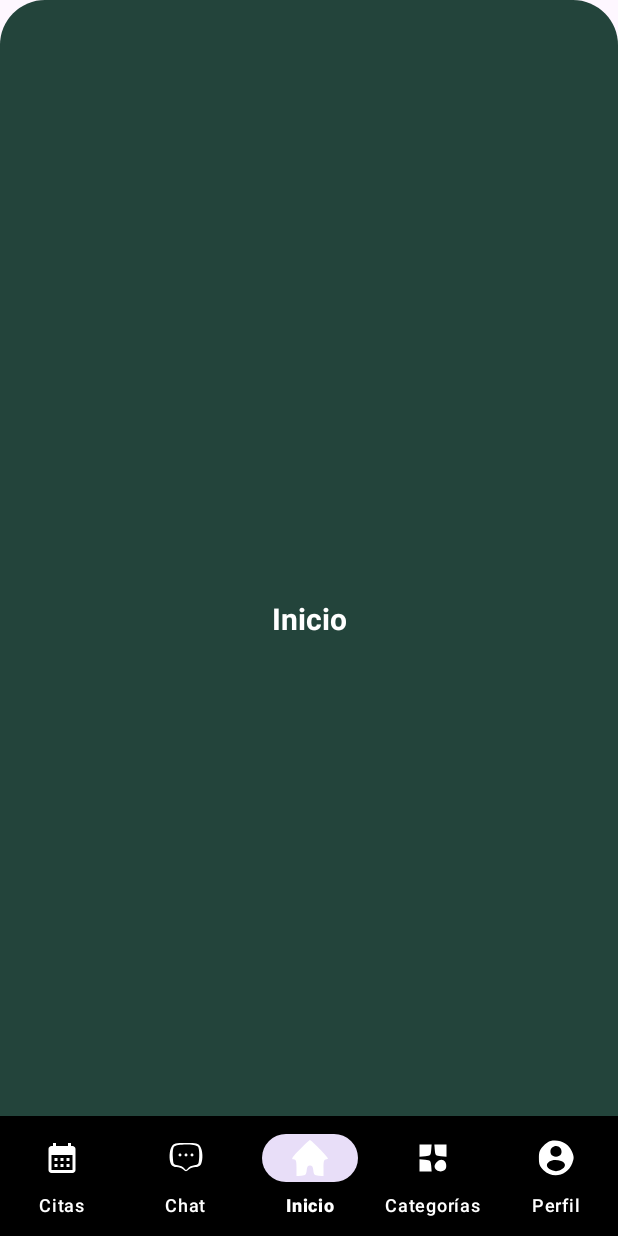
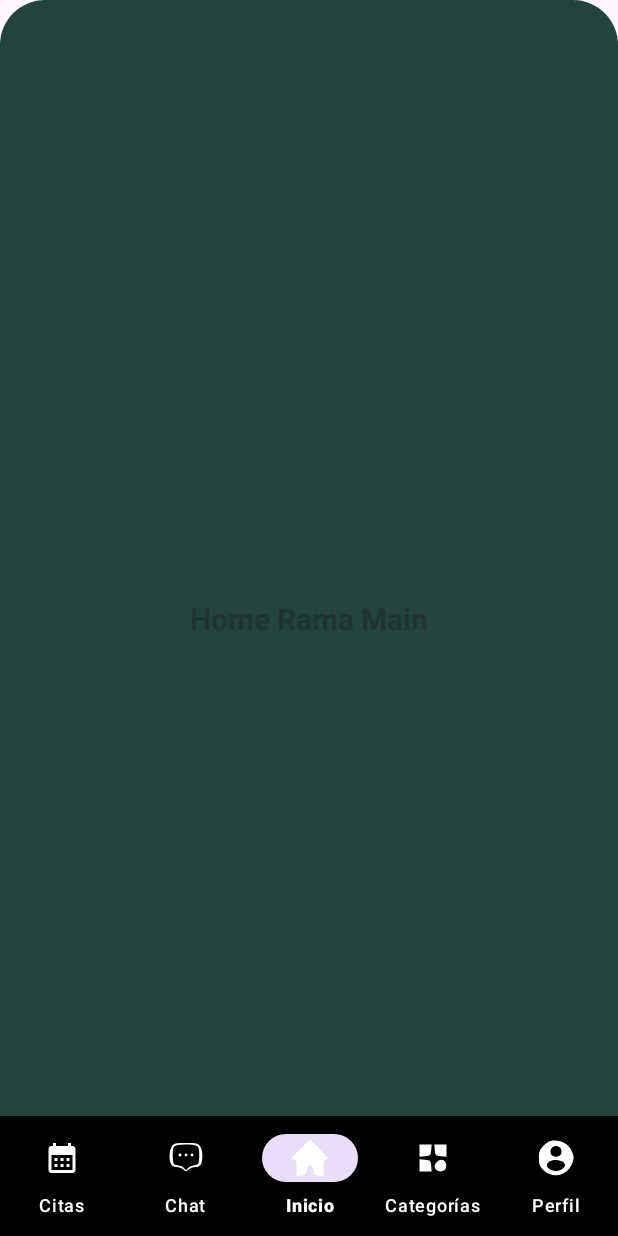
Before and after one commit to AlexisAmadorAlarconVazquez/Proyecto, an Android app: the HomeActivity screen opened directly, with no data from a screen before it, on a phone screen of 412 x 824 dp. Run offline under Robolectric (Android 15) with nearby library versions, the phone set to English and light mode, and no system bars.

Commit message:
Agrege Etiquetas no importantes

```diff
--- a/app/src/main/res/layout/activity_home.xml
+++ b/app/src/main/res/layout/activity_home.xml
@@ -12,10 +12,10 @@
         android:id="@+id/tvChat"
         android:layout_width="wrap_content"
         android:layout_height="wrap_content"
-        android:text="Inicio"
+        android:hint="@string/rama_main_hint"
         android:textSize="20sp"
         android:textStyle="bold"
-        android:textColor="#fff"
+        android:textColor="@color/white"
         app:layout_constraintTop_toTopOf="parent"
         app:layout_constraintBottom_toBottomOf="parent"
         app:layout_constraintStart_toStartOf="parent"
--- a/app/src/main/res/values/strings.xml
+++ b/app/src/main/res/values/strings.xml
@@ -1,5 +1,6 @@
 <resources>
     <string name="app_name">ProyectoTitulacion</string>
+    <string name="rama_main_hint">Home Rama Main</string>
     <string name="logo_description">Logo</string>
     <string name="username_hint">Usuario ACTUALIZACION</string>
     <string name="password_hint">Contraseñal</string>
```
